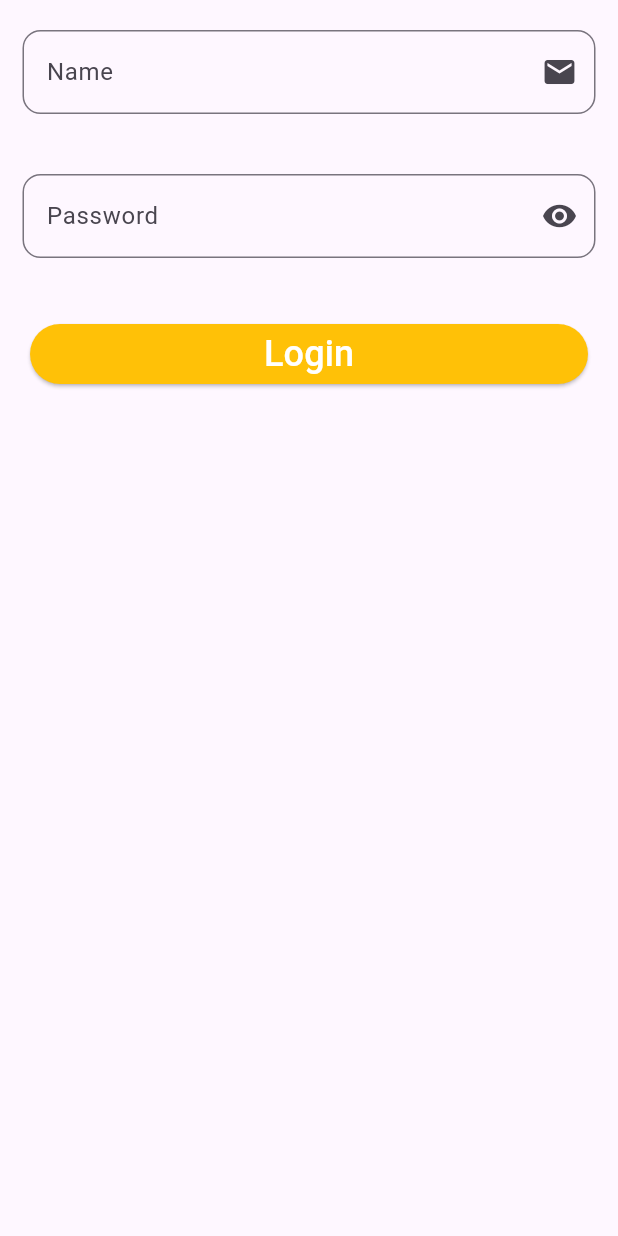
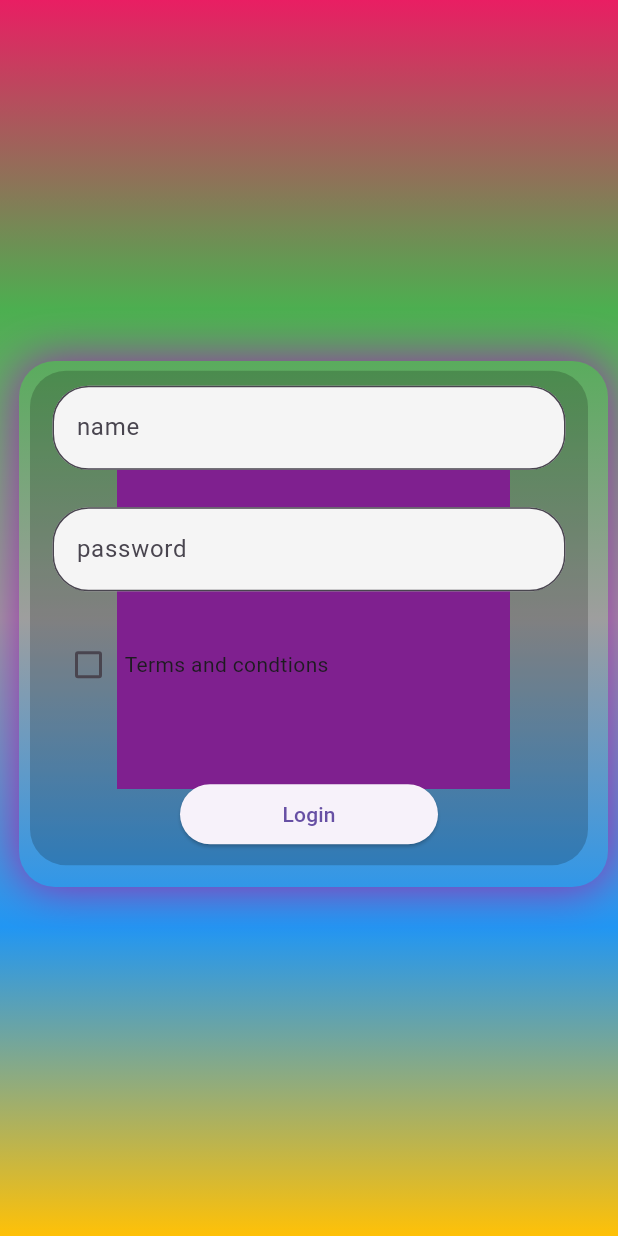
Before and after one commit to Darshanproject/Diploma_in_Native_Application_13_Feb, a Flutter app: the screen it shows after launch, on a phone screen of 412 x 824 dp. Run offline on Flutter 3.47's test engine with Material 3 defaults, Android fonts, the phone set to English and light mode, and no system bars; our stand-ins replace lottie.

Commit message:
22-03-2024

```diff
--- /dev/null
+++ b/Ui desing/myapp1/lib/Screens/Formwithpassword.dart
@@ -0,0 +1,126 @@
+import 'package:flutter/cupertino.dart';
+import 'package:flutter/material.dart';
+
+class Form_With_Password extends StatefulWidget {
+  const Form_With_Password({super.key});
+
+  @override
+  State<Form_With_Password> createState() => _Form_With_PasswordState();
+}
+
+class _Form_With_PasswordState extends State<Form_With_Password> {
+  final _fromkey = GlobalKey<FormState>();
+  bool _selcted = false;
+  @override
+  Widget build(BuildContext context) {
+    return  Scaffold(
+      body: Container(
+        decoration: BoxDecoration(
+          gradient: LinearGradient(colors: [Colors.amber,Colors.blue,Colors.grey,Colors.green,Colors.pink],
+          begin:Alignment.bottomCenter,
+          end: Alignment.topCenter
+          )
+        ),
+        child: Center(child: Container(
+          decoration: BoxDecoration(
+            color: const Color.fromARGB(48, 0, 0, 0),
+            borderRadius: BorderRadius.circular(24),
+            boxShadow: [
+              BoxShadow(
+                blurRadius: 25,
+                blurStyle: BlurStyle.outer,
+                offset: Offset(3, 3.9),
+                // spreadRadius: 5
+                color: Colors.purple,
+                spreadRadius: 10
+              )
+            ]
+          ),
+          height: MediaQuery.of(context).size.height / 2.5,
+          width: MediaQuery.of(context).size.width - 40,
+           child: Form(
+            key: _fromkey,
+            child:
+           Padding(
+             padding: const EdgeInsets.symmetric(horizontal: 15,vertical: 10),
+             child: Column(
+              children: [
+                TextFormField(
+                  validator: (value) {
+                    if (value != null && value.isEmpty) {
+                        return 'Please your name';
+                    }else{
+                      return null;
+                    }
+                  },
+                  decoration: InputDecoration(
+                    border: OutlineInputBorder(
+                      borderSide: BorderSide(
+                        color: Colors.black,
+                        width: 5
+                      ),
+                      borderRadius: BorderRadius.circular(24)
+                    ),
+                    hintText: "name",
+                    fillColor: Colors.grey[100],
+                    filled: true,
+                  ),
+
+                ),
+                SizedBox(
+                  height: 25,
+                ),
+                TextFormField(
+                  validator: (value) {
+                    if (value != null && value.isEmpty) {
+                      return "Enter your password";
+                    }else{
+                      return null;
+                    }
+                  },
+                  decoration: InputDecoration(
+                    border: OutlineInputBorder(
+                      borderSide: BorderSide(
+                        color: Colors.black,
+                        width: 5
+                      ),
+                      borderRadius: BorderRadius.circular(24)
+                    ),
+                    hintText: "password",
+                    fillColor: Colors.grey[100],
+                    filled: true,
+                  ),
+
+                ),
+                SizedBox(
+                  height: 25,
+                ),
+               Row(
+                children: [
+                   Checkbox(value: _selcted, onChanged: (bool? newvalue){
+                  setState(() {
+                    _selcted = newvalue!;
+                  });
+                }),
+                Text("Terms and condtions")
+                ],
+               ),
+                Spacer(),
+                SizedBox(
+                  width: MediaQuery.of(context).size.width - 240,
+                  child: ElevatedButton(onPressed: _selcted == true?(){
+                    if (_fromkey.currentState!.validate()) {
+                      ScaffoldMessenger.of(context).showSnackBar(SnackBar(content:Text("Login Successfully"),backgroundColor: Colors.green,));
+                    }
+                  }: (){
+                    ScaffoldMessenger.of(context).showSnackBar(SnackBar(content: Text("Please Selecte terms and condtion"),backgroundColor: Colors.red,));
+                  }, child: Text("Login")),
+                )
+              ],
+                       ),
+           )),
+        )),
+      )
+    );
+  }
+}
--- a/Ui desing/myapp1/lib/main.dart
+++ b/Ui desing/myapp1/lib/main.dart
@@ -1,4 +1,5 @@
 import 'package:flutter/material.dart';
+import 'package:myapp1/Screens/Formwithpassword.dart';
 import 'package:myapp1/Screens/Sample.dart';
 
 void main(){
@@ -12,7 +13,7 @@ class MyApp extends StatelessWidget {
   Widget build(BuildContext context) {
     return  MaterialApp(
       debugShowCheckedModeBanner: false,
-      home: MyTextfields(),
+      home: Form_With_Password(),
     );
   }
 }
```
Also changed, not shown: Ui desing/myapp/lib/main.dart (+35 -12 lines), Ui desing/myapp1/flutter_01.png (added), Ui desing/myapp1/lib/Screens/Sample.dart (line endings or trailing spaces).
